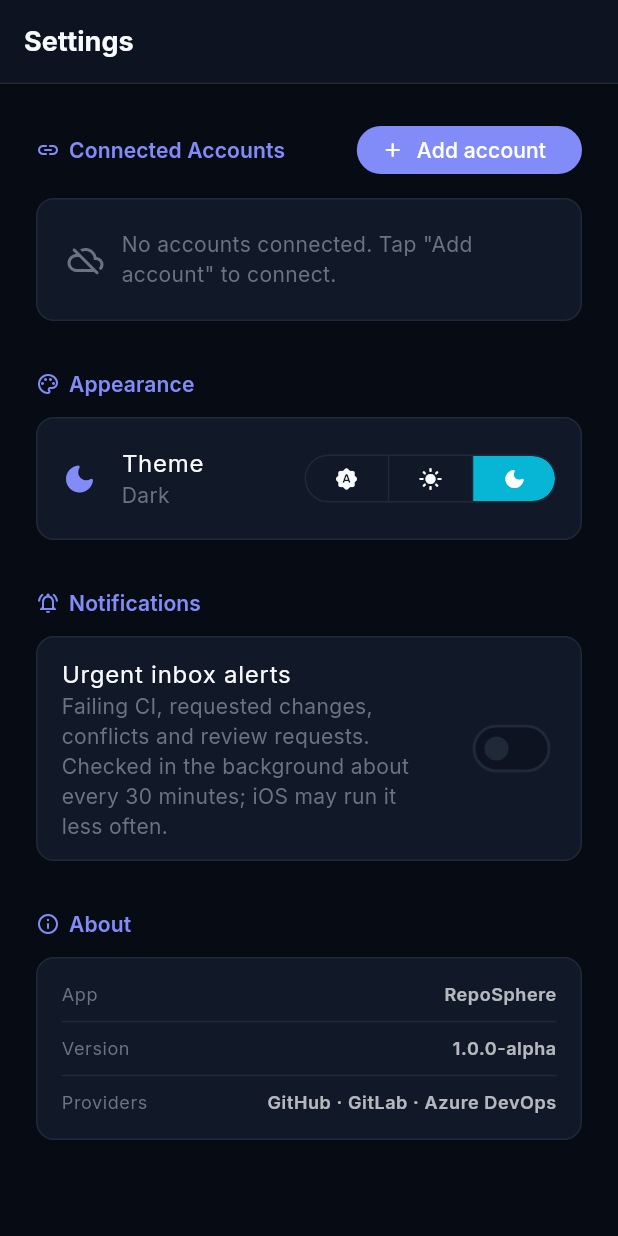
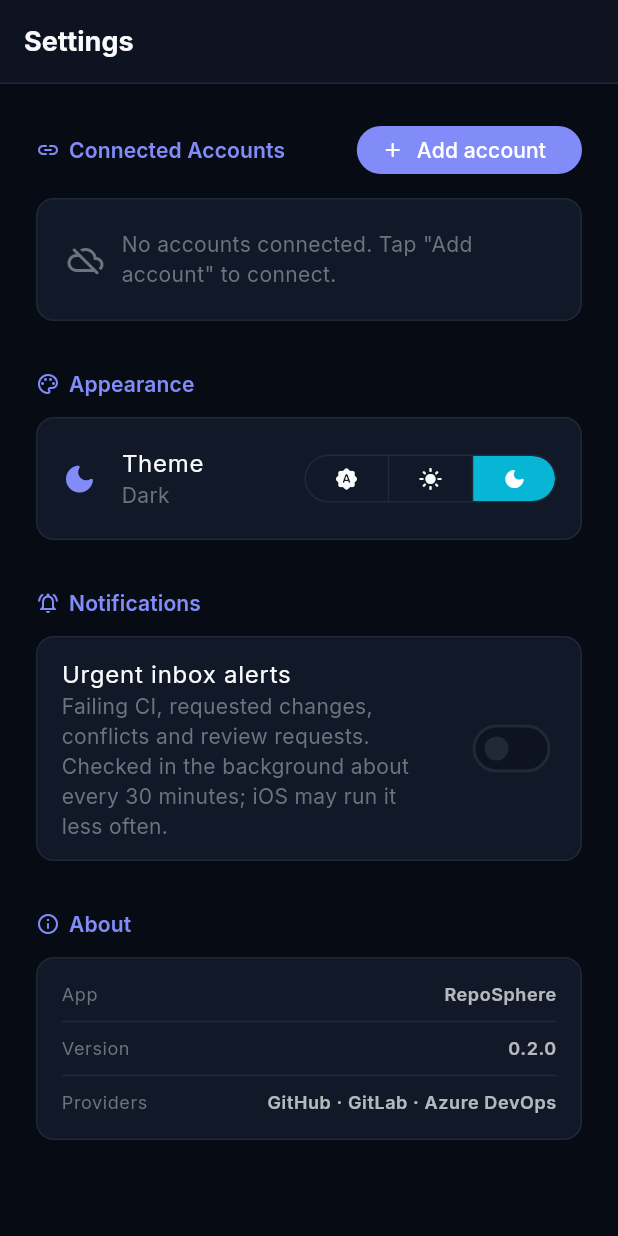
Before and after one commit to atefelsaeed/RepoSphere, a Flutter app: the SettingsScreen screen opened by its route, after a tap on the "light mode" icon, after a tap on the "dark mode" icon, on a phone screen of 412 x 824 dp. Run offline on Flutter 3.47's test engine with Material 3 defaults, Android fonts, the phone set to English and light mode, and no system bars; our stand-ins replace flutter_animate, flutter_highlight, flutter_local_notifications, flutter_markdown_plus, flutter_riverpod, flutter_secure_storage and 7 more; missing offline and left inert: workmanager; accounts and stored records are empty.

Commit message:
chore(release): 0.2.0 — version bump, screenshots, chip polish
- pubspec 0.2.0+2, About screen reads appVersion; tests keep pubspec,
  appVersion and the newest CHANGELOG section in sync
- CHANGELOG cut for 0.2.0 (release workflow extracts this section)
- README screenshots (demo data) in doc/screenshots
- Visible check marks on selected chips in light theme; keep workspace dot

Co-Authored-By: Claude Sonnet 5.5 <noreply@anthropic.com>

```diff
--- /dev/null
+++ b/lib/core/constants/app_version.dart
@@ -0,0 +1,3 @@
+/// Shown in Settings → About. Must match `version:` in pubspec.yaml (without
+/// the build number); `test/unit/app_version_test.dart` enforces that.
+const appVersion = '0.2.0';
--- a/lib/core/theme/app_theme.dart
+++ b/lib/core/theme/app_theme.dart
@@ -115,6 +115,7 @@ class AppTheme {
         chipTheme: ChipThemeData(
           backgroundColor: AppColors.darkSurface,
           selectedColor: AppColors.primary.withAlpha(60),
+          checkmarkColor: AppColors.primaryLight,
           side: const BorderSide(color: AppColors.darkBorder),
           shape: RoundedRectangleBorder(
             borderRadius: BorderRadius.circular(20),
@@ -209,6 +210,7 @@ class AppTheme {
         chipTheme: ChipThemeData(
           backgroundColor: AppColors.lightBg,
           selectedColor: AppColors.primary.withAlpha(20),
+          checkmarkColor: AppColors.primary,
           side: const BorderSide(color: AppColors.lightBorder),
           shape: RoundedRectangleBorder(
             borderRadius: BorderRadius.circular(20),
--- a/lib/features/repos/presentation/screens/inbox_screen.dart
+++ b/lib/features/repos/presentation/screens/inbox_screen.dart
@@ -167,6 +167,7 @@ class InboxScreen extends ConsumerWidget {
         padding: const EdgeInsets.only(right: 8, top: 6, bottom: 6),
         child: ChoiceChip(
           avatar: dot == null ? null : CircleAvatar(backgroundColor: dot, radius: 6),
+          showCheckmark: false,
           label: Text(label),
           selected: selected == id,
           onSelected: (_) =>
--- a/lib/features/repos/presentation/screens/settings_screen.dart
+++ b/lib/features/repos/presentation/screens/settings_screen.dart
@@ -1,4 +1,5 @@
 import 'package:flutter/material.dart';
+import '../../../../core/constants/app_version.dart';
 import '../../../notifications/background_inbox_check.dart';
 import '../../../notifications/notification_service.dart';
 import 'package:flutter_riverpod/flutter_riverpod.dart';
@@ -139,7 +140,7 @@ class SettingsScreen extends ConsumerWidget {
                   children: const [
                     _AboutRow(label: 'App', value: 'RepoSphere'),
                     Divider(height: 20),
-                    _AboutRow(label: 'Version', value: '1.0.0-alpha'),
+                    _AboutRow(label: 'Version', value: appVersion),
                     Divider(height: 20),
                     _AboutRow(
                         label: 'Providers',
--- a/pubspec.yaml
+++ b/pubspec.yaml
@@ -2,7 +2,7 @@ name: repo_sphere
 description: "A unified developer workspace for all your Git repositories."
 publish_to: 'none'
 
-version: 0.1.0+1
+version: 0.2.0+2
 
 environment:
   sdk: ^3.5.0
```
Also changed, not shown: 6 other files.
